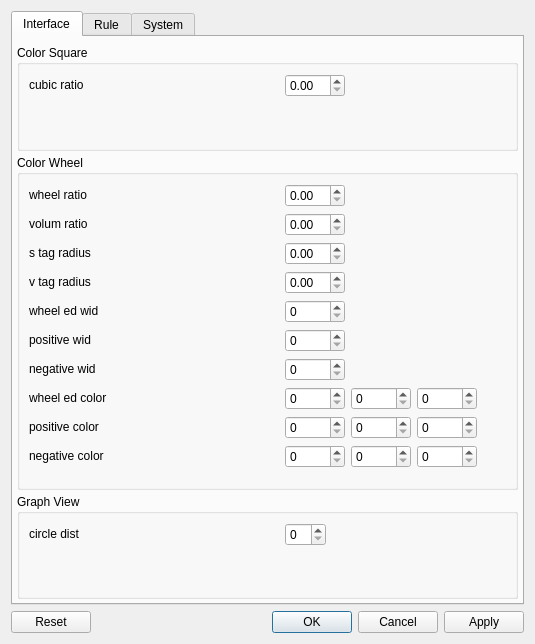
Above: src/main/python/cguis/design/settings_dialog.ui from insad/DigitalPalette before the change. Below: the same form after it.
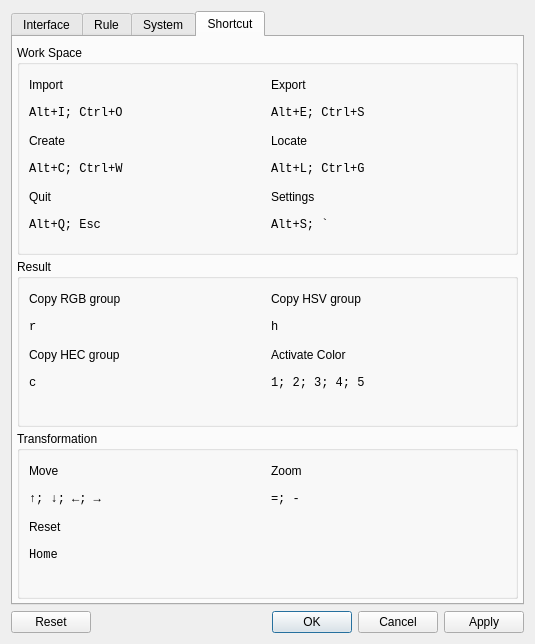
That is the form after the change. The open tabs and pages were chosen to show the change.

Commit message: Repair export formats.

The edit to the form file:
```diff
--- a/src/main/python/cguis/design/settings_dialog.ui
+++ b/src/main/python/cguis/design/settings_dialog.ui
@@ -1551,6 +1551,666 @@
        </item>
       </layout>
      </widget>
+     <widget class="QWidget" name="setti_shortcut">
+      <attribute name="title">
+       <string>Shortcut</string>
+      </attribute>
+      <layout class="QVBoxLayout" name="verticalLayout_4">
+       <property name="spacing">
+        <number>4</number>
+       </property>
+       <property name="leftMargin">
+        <number>4</number>
+       </property>
+       <property name="topMargin">
+        <number>8</number>
+       </property>
+       <property name="rightMargin">
+        <number>4</number>
+       </property>
+       <property name="bottomMargin">
+        <number>4</number>
+       </property>
+       <item>
+        <widget class="QGroupBox" name="shortcut_work_space_gbox">
+         <property name="title">
+          <string>Work Space</string>
+         </property>
+         <layout class="QGridLayout" name="gridLayout_9">
+          <item row="0" column="0">
+           <widget class="QLabel" name="label">
+            <property name="minimumSize">
+             <size>
+              <width>0</width>
+              <height>22</height>
+             </size>
+            </property>
+            <property name="maximumSize">
+             <size>
+              <width>16777215</width>
+              <height>50</height>
+             </size>
+            </property>
+            <property name="text">
+             <string>Import</string>
+            </property>
+           </widget>
+          </item>
+          <item row="0" column="1">
+           <widget class="QLabel" name="label_3">
+            <property name="minimumSize">
+             <size>
+              <width>0</width>
+              <height>22</height>
+             </size>
+            </property>
+            <property name="maximumSize">
+             <size>
+              <width>16777215</width>
+              <height>50</height>
+             </size>
+            </property>
+            <property name="text">
+             <string>Export</string>
+            </property>
+           </widget>
+          </item>
+          <item row="1" column="0">
+           <widget class="QLabel" name="label_2">
+            <property name="minimumSize">
+             <size>
+              <width>0</width>
+              <height>22</height>
+             </size>
+            </property>
+            <property name="maximumSize">
+             <size>
+              <width>16777215</width>
+              <height>50</height>
+             </size>
+            </property>
+            <property name="font">
+             <font>
+              <family>Consolas</family>
+              <strikeout>false</strikeout>
+             </font>
+            </property>
+            <property name="text">
+             <string notr="true">Alt+I; Ctrl+O</string>
+            </property>
+           </widget>
+          </item>
+          <item row="1" column="1">
+           <widget class="QLabel" name="label_4">
+            <property name="minimumSize">
+             <size>
+              <width>0</width>
+              <height>22</height>
+             </size>
+            </property>
+            <property name="maximumSize">
+             <size>
+              <width>16777215</width>
+              <height>50</height>
+             </size>
+            </property>
+            <property name="font">
+             <font>
+              <family>Consolas</family>
+              <strikeout>false</strikeout>
+             </font>
+            </property>
+            <property name="text">
+             <string notr="true">Alt+E; Ctrl+S</string>
+            </property>
+           </widget>
+          </item>
+          <item row="2" column="0">
+           <widget class="QLabel" name="label_5">
+            <property name="minimumSize">
+             <size>
+              <width>0</width>
+              <height>22</height>
+             </size>
+            </property>
+            <property name="maximumSize">
+             <size>
+              <width>16777215</width>
+              <height>50</height>
+             </size>
+            </property>
+            <property name="text">
+             <string>Create</string>
+            </property>
+           </widget>
+          </item>
+          <item row="2" column="1">
+           <widget class="QLabel" name="label_8">
+            <property name="minimumSize">
+             <size>
+              <width>0</width>
+              <height>22</height>
+             </size>
+            </property>
+            <property name="maximumSize">
+             <size>
+              <width>16777215</width>
+              <height>50</height>
+             </size>
+            </property>
+            <property name="text">
+             <string>Locate</string>
+            </property>
+           </widget>
+          </item>
+          <item row="3" column="0">
+           <widget class="QLabel" name="label_6">
+            <property name="minimumSize">
+             <size>
+              <width>0</width>
+              <height>22</height>
+             </size>
+            </property>
+            <property name="maximumSize">
+             <size>
+              <width>16777215</width>
+              <height>50</height>
+             </size>
+            </property>
+            <property name="font">
+             <font>
+              <family>Consolas</family>
+              <strikeout>false</strikeout>
+             </font>
+            </property>
+            <property name="text">
+             <string notr="true">Alt+C; Ctrl+W</string>
+            </property>
+           </widget>
+          </item>
+          <item row="3" column="1">
+           <widget class="QLabel" name="label_7">
+            <property name="minimumSize">
+             <size>
+              <width>0</width>
+              <height>22</height>
+             </size>
+            </property>
+            <property name="maximumSize">
+             <size>
+              <width>16777215</width>
+              <height>50</height>
+             </size>
+            </property>
+            <property name="font">
+             <font>
+              <family>Consolas</family>
+              <strikeout>false</strikeout>
+             </font>
+            </property>
+            <property name="text">
+             <string notr="true">Alt+L; Ctrl+G</string>
+            </property>
+           </widget>
+          </item>
+          <item row="4" column="0">
+           <widget class="QLabel" name="label_10">
+            <property name="minimumSize">
+             <size>
+              <width>0</width>
+              <height>22</height>
+             </size>
+            </property>
+            <property name="maximumSize">
+             <size>
+              <width>16777215</width>
+              <height>50</height>
+             </size>
+            </property>
+            <property name="text">
+             <string>Quit</string>
+            </property>
+           </widget>
+          </item>
+          <item row="4" column="1">
+           <widget class="QLabel" name="label_12">
+            <property name="minimumSize">
+             <size>
+              <width>0</width>
+              <height>22</height>
+             </size>
+            </property>
+            <property name="maximumSize">
+             <size>
+              <width>16777215</width>
+              <height>50</height>
+             </size>
+            </property>
+            <property name="text">
+             <string>Settings</string>
+            </property>
+           </widget>
+          </item>
+          <item row="5" column="0">
+           <widget class="QLabel" name="label_9">
+            <property name="minimumSize">
+             <size>
+              <width>0</width>
+              <height>22</height>
+             </size>
+            </property>
+            <property name="maximumSize">
+             <size>
+              <width>16777215</width>
+              <height>50</height>
+             </size>
+            </property>
+            <property name="font">
+             <font>
+              <family>Consolas</family>
+              <strikeout>false</strikeout>
+             </font>
+            </property>
+            <property name="text">
+             <string notr="true">Alt+Q; Esc</string>
+            </property>
+           </widget>
+          </item>
+          <item row="5" column="1">
+           <widget class="QLabel" name="label_11">
+            <property name="minimumSize">
+             <size>
+              <width>0</width>
+              <height>22</height>
+             </size>
+            </property>
+            <property name="maximumSize">
+             <size>
+              <width>16777215</width>
+              <height>50</height>
+             </size>
+            </property>
+            <property name="font">
+             <font>
+              <family>Consolas</family>
+              <strikeout>false</strikeout>
+             </font>
+            </property>
+            <property name="text">
+             <string notr="true">Alt+S; `</string>
+            </property>
+           </widget>
+          </item>
+          <item row="6" column="0" colspan="2">
+           <spacer name="verticalSpacer">
+            <property name="orientation">
+             <enum>Qt::Vertical</enum>
+            </property>
+            <property name="sizeHint" stdset="0">
+             <size>
+              <width>418</width>
+              <height>7</height>
+             </size>
+            </property>
+           </spacer>
+          </item>
+         </layout>
+        </widget>
+       </item>
+       <item>
+        <widget class="QGroupBox" name="shortcut_result_gbox">
+         <property name="title">
+          <string>Result</string>
+         </property>
+         <layout class="QGridLayout" name="gridLayout_11">
+          <item row="0" column="0">
+           <widget class="QLabel" name="label_18">
+            <property name="minimumSize">
+             <size>
+              <width>0</width>
+              <height>22</height>
+             </size>
+            </property>
+            <property name="maximumSize">
+             <size>
+              <width>16777215</width>
+              <height>50</height>
+             </size>
+            </property>
+            <property name="text">
+             <string>Copy RGB group</string>
+            </property>
+           </widget>
+          </item>
+          <item row="0" column="1">
+           <widget class="QLabel" name="label_20">
+            <property name="minimumSize">
+             <size>
+              <width>0</width>
+              <height>22</height>
+             </size>
+            </property>
+            <property name="maximumSize">
+             <size>
+              <width>16777215</width>
+              <height>50</height>
+             </size>
+            </property>
+            <property name="text">
+             <string>Copy HSV group</string>
+            </property>
+           </widget>
+          </item>
+          <item row="1" column="0">
+           <widget class="QLabel" name="label_21">
+            <property name="minimumSize">
+             <size>
+              <width>0</width>
+              <height>22</height>
+             </size>
+            </property>
+            <property name="maximumSize">
+             <size>
+              <width>16777215</width>
+              <height>50</height>
+             </size>
+            </property>
+            <property name="font">
+             <font>
+              <family>Consolas</family>
+              <strikeout>false</strikeout>
+             </font>
+            </property>
+            <property name="text">
+             <string notr="true">r</string>
+            </property>
+           </widget>
+          </item>
+          <item row="1" column="1">
+           <widget class="QLabel" name="label_22">
+            <property name="minimumSize">
+             <size>
+              <width>0</width>
+              <height>22</height>
+             </size>
+            </property>
+            <property name="maximumSize">
+             <size>
+              <width>16777215</width>
+              <height>50</height>
+             </size>
+            </property>
+            <property name="font">
+             <font>
+              <family>Consolas</family>
+              <strikeout>false</strikeout>
+             </font>
+            </property>
+            <property name="text">
+             <string notr="true">h</string>
+            </property>
+           </widget>
+          </item>
+          <item row="2" column="0">
+           <widget class="QLabel" name="label_23">
+            <property name="minimumSize">
+             <size>
+              <width>0</width>
+              <height>22</height>
+             </size>
+            </property>
+            <property name="maximumSize">
+             <size>
+              <width>16777215</width>
+              <height>50</height>
+             </size>
+            </property>
+            <property name="text">
+             <string>Copy HEC group</string>
+            </property>
+           </widget>
+          </item>
+          <item row="2" column="1">
+           <widget class="QLabel" name="label_24">
+            <property name="minimumSize">
+             <size>
+              <width>0</width>
+              <height>22</height>
+             </size>
+            </property>
+            <property name="maximumSize">
+             <size>
+              <width>16777215</width>
+              <height>50</height>
+             </size>
+            </property>
+            <property name="text">
+             <string>Activate Color</string>
+            </property>
+           </widget>
+          </item>
+          <item row="3" column="0">
+           <widget class="QLabel" name="label_25">
+            <property name="minimumSize">
+             <size>
+              <width>0</width>
+              <height>22</height>
+             </size>
+            </property>
+            <property name="maximumSize">
+             <size>
+              <width>16777215</width>
+              <height>50</height>
+             </size>
+            </property>
+            <property name="font">
+             <font>
+              <family>Consolas</family>
+              <strikeout>false</strikeout>
+             </font>
+            </property>
+            <property name="text">
+             <string notr="true">c</string>
+            </property>
+           </widget>
+          </item>
+          <item row="3" column="1">
+           <widget class="QLabel" name="label_26">
+            <property name="minimumSize">
+             <size>
+              <width>0</width>
+              <height>22</height>
+             </size>
+            </property>
+            <property name="maximumSize">
+             <size>
+              <width>16777215</width>
+              <height>50</height>
+             </size>
+            </property>
+            <property name="font">
+             <font>
+              <family>Consolas</family>
+              <strikeout>false</strikeout>
+             </font>
+            </property>
+            <property name="text">
+             <string notr="true">1; 2; 3; 4; 5</string>
+            </property>
+           </widget>
+          </item>
+          <item row="4" column="0" colspan="2">
+           <spacer name="verticalSpacer_2">
+            <property name="orientation">
+             <enum>Qt::Vertical</enum>
+            </property>
+            <property name="sizeHint" stdset="0">
+             <size>
+              <width>218</width>
+              <height>5</height>
+             </size>
+            </property>
+           </spacer>
+          </item>
+         </layout>
+        </widget>
+       </item>
+       <item>
+        <widget class="QGroupBox" name="shortcut_transformation_gbox">
+         <property name="title">
+          <string>Transformation</string>
+         </property>
+         <layout class="QGridLayout" name="gridLayout_10">
+          <item row="0" column="0">
+           <widget class="QLabel" name="label_13">
+            <property name="minimumSize">
+             <size>
+              <width>0</width>
+              <height>22</height>
+             </size>
+            </property>
+            <property name="maximumSize">
+             <size>
+              <width>16777215</width>
+              <height>50</height>
+             </size>
+            </property>
+            <property name="text">
+             <string>Move</string>
+            </property>
+           </widget>
+          </item>
+          <item row="0" column="1">
+           <widget class="QLabel" name="label_14">
+            <property name="minimumSize">
+             <size>
+              <width>0</width>
+              <height>22</height>
+             </size>
+            </property>
+            <property name="maximumSize">
+             <size>
+              <width>16777215</width>
+              <height>50</height>
+             </size>
+            </property>
+            <property name="text">
+             <string>Zoom</string>
+            </property>
+           </widget>
+          </item>
+          <item row="1" column="0">
+           <widget class="QLabel" name="label_15">
+            <property name="minimumSize">
+             <size>
+              <width>0</width>
+              <height>22</height>
+             </size>
+            </property>
+            <property name="maximumSize">
+             <size>
+              <width>16777215</width>
+              <height>50</height>
+             </size>
+            </property>
+            <property name="font">
+             <font>
+              <family>Consolas</family>
+              <strikeout>false</strikeout>
+             </font>
+            </property>
+            <property name="text">
+             <string notr="true">↑; ↓; ←; →</string>
+            </property>
+           </widget>
+          </item>
+          <item row="1" column="1">
+           <widget class="QLabel" name="label_16">
+            <property name="minimumSize">
+             <size>
+              <width>0</width>
+              <height>22</height>
+             </size>
+            </property>
+            <property name="maximumSize">
+             <size>
+              <width>16777215</width>
+              <height>50</height>
+             </size>
+            </property>
+            <property name="font">
+             <font>
+              <family>Consolas</family>
+              <strikeout>false</strikeout>
+             </font>
+            </property>
+            <property name="text">
+             <string notr="true">=; -</string>
+            </property>
+           </widget>
+          </item>
+          <item row="2" column="0">
+           <widget class="QLabel" name="label_17">
+            <property name="minimumSize">
+             <size>
+              <width>0</width>
+              <height>22</height>
+             </size>
+            </property>
+            <property name="maximumSize">
+             <size>
+              <width>16777215</width>
+              <height>50</height>
+             </size>
+            </property>
+            <property name="text">
+             <string>Reset</string>
+            </property>
+           </widget>
+          </item>
+          <item row="3" column="0">
+           <widget class="QLabel" name="label_19">
+            <property name="minimumSize">
+             <size>
+              <width>0</width>
+              <height>22</height>
+             </size>
+            </property>
+            <property name="maximumSize">
+             <size>
+              <width>16777215</width>
+              <height>50</height>
+             </size>
+            </property>
+            <property name="font">
+             <font>
+              <family>Consolas</family>
+              <strikeout>false</strikeout>
+             </font>
+            </property>
+            <property name="text">
+             <string notr="true">Home</string>
+            </property>
+           </widget>
+          </item>
+          <item row="4" column="0" colspan="2">
+           <spacer name="verticalSpacer_3">
+            <property name="orientation">
+             <enum>Qt::Vertical</enum>
+            </property>
+            <property name="sizeHint" stdset="0">
+             <size>
+              <width>178</width>
+              <height>5</height>
+             </size>
+            </property>
+           </spacer>
+          </item>
+         </layout>
+        </widget>
+       </item>
+      </layout>
+     </widget>
     </widget>
    </item>
    <item row="1" column="0">
```
Left out of the diff: 2 changed lines with no effect on the pictures. The commit also changes 22 other files.
